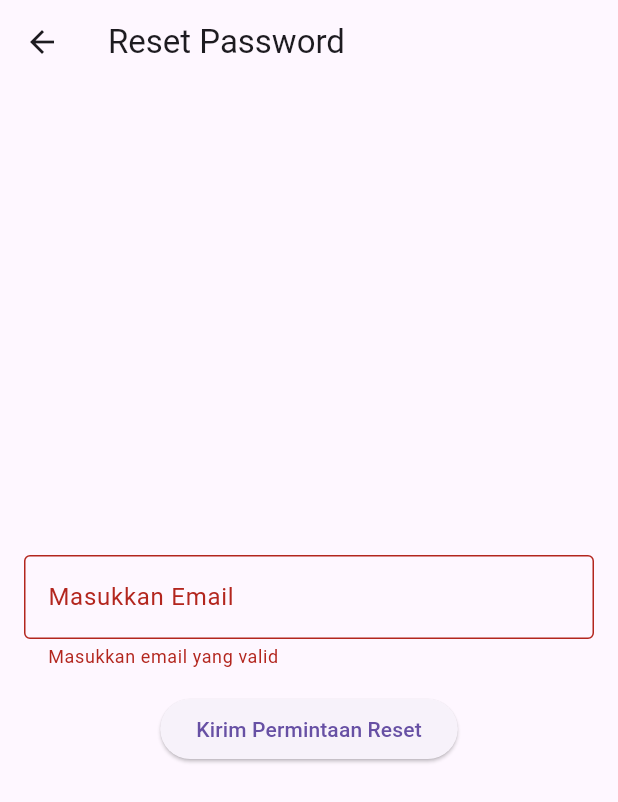
After one commit to menanocode/bmkg_failure, a Flutter app: the ResetPasswordScreen screen opened directly, after a tap on "Kirim Permintaan Reset", on a phone screen of 412 x 824 dp. The commit adds this screen. Shown: the top 802 px of the screen. Run offline on Flutter 3.47's test engine with Material 3 defaults, Android fonts, the phone set to English and light mode, and no system bars; our stand-ins replace just_audio, webview_flutter; network calls fail.

Commit message:
penambahan tampilan reset password

```diff
--- a/lib/screens/about_screen.dart
+++ b/lib/screens/about_screen.dart
@@ -30,7 +30,7 @@ class _AboutScreenState extends State<AboutScreen> {
   Future<void> fetchUserData() async {
     try {
       final response = await http.post(
-        Uri.parse('http://192.168.125.95/flutter_api/get_user.php'),
+        Uri.parse('http://10.0.2.2/flutter_api/get_user.php'),
         body: {
           'email': widget.userEmail,
           'password': widget.userPassword,
@@ -69,7 +69,7 @@ class _AboutScreenState extends State<AboutScreen> {
   Future<void> updateUserData() async {
     try {
       final response = await http.post(
-        Uri.parse('http://192.168.125.95/flutter_api/update_user.php'),
+        Uri.parse('http://10.0.2.2/flutter_api/update_user.php'),
         body: {
           'email': widget.userEmail,
           'nama': namaController.text,
@@ -115,7 +115,7 @@ class _AboutScreenState extends State<AboutScreen> {
   Future<void> deleteUserAccount() async {
     try {
       final response = await http.post(
-        Uri.parse('http://192.168.125.95/flutter_api/delete_user.php'),
+        Uri.parse('http://10.0.2.2/flutter_api/delete_user.php'),
         body: {
           'email': widget.userEmail,
         },
--- a/lib/screens/register_screen.dart
+++ b/lib/screens/register_screen.dart
@@ -20,7 +20,7 @@ class _RegisterScreenState extends State<RegisterScreen> {
       try {
         final response = await http.post(
           Uri.parse(
-              'http://192.168.125.95/flutter_api/user_api.php?action=register'), // Sesuaikan URL dan tambahkan 'action=register'
+              'http://10.0.2.2/flutter_api/user_api.php?action=register'), // Sesuaikan URL dan tambahkan 'action=register'
           body: {
             'nama':
                 _nameController.text, // Sesuaikan dengan PHP (`name` -> `nama`)
--- /dev/null
+++ b/lib/screens/resetpassword.dart
@@ -0,0 +1,122 @@
+import 'package:flutter/material.dart';
+import 'package:http/http.dart' as http;
+import 'dart:convert';
+
+class ResetPasswordScreen extends StatefulWidget {
+  @override
+  _ResetPasswordScreenState createState() => _ResetPasswordScreenState();
+}
+
+class _ResetPasswordScreenState extends State<ResetPasswordScreen> {
+  final TextEditingController _emailController = TextEditingController();
+  final _formKey = GlobalKey<FormState>();
+
+  // Fungsi untuk mengirim permintaan reset password
+  Future<void> _resetPassword() async {
+    String email = _emailController.text;
+
+    // Validasi form
+    if (_formKey.currentState!.validate()) {
+      try {
+        // Kirim permintaan reset password ke server
+        final response = await http.get(
+          Uri.parse(
+            'http://10.0.2.2/flutter_api/user_api.php?action=reset_password&email=$email',
+          ),
+        );
+
+        if (response.statusCode == 200) {
+          final responseData = jsonDecode(response.body);
+
+          // Jika berhasil
+          if (responseData['success'] == true) {
+            // Menampilkan dialog pop-up setelah permintaan berhasil
+            _showSuccessDialog();
+          } else {
+            // Jika gagal
+            ScaffoldMessenger.of(context).showSnackBar(
+              SnackBar(
+                  content:
+                      Text('Terjadi kesalahan: ${responseData['message']}')),
+            );
+          }
+        } else {
+          // Error server
+          ScaffoldMessenger.of(context).showSnackBar(
+            SnackBar(content: Text('Terjadi kesalahan pada server')),
+          );
+        }
+      } catch (e) {
+        // Error koneksi atau lainnya
+        ScaffoldMessenger.of(context).showSnackBar(
+          SnackBar(content: Text('Error: $e')),
+        );
+      }
+    }
+  }
+
+  // Fungsi untuk menampilkan dialog sukses
+  void _showSuccessDialog() {
+    showDialog(
+      context: context,
+      builder: (BuildContext context) {
+        return AlertDialog(
+          title: Text('Permintaan Reset Berhasil'),
+          content: Text(
+              'Permintaan telah diterima. Silakan cek email Anda untuk instruksi lebih lanjut.'),
+          actions: <Widget>[
+            TextButton(
+              onPressed: () {
+                Navigator.pop(context); // Menutup dialog
+                Navigator.pop(context); // Kembali ke halaman login
+              },
+              child: Text('OK'),
+            ),
+          ],
+        );
+      },
+    );
+  }
+
+  @override
+  Widget build(BuildContext context) {
+    return Scaffold(
+      appBar: AppBar(
+        title: Text('Reset Password'),
+      ),
+      body: Padding(
+        padding: const EdgeInsets.all(16.0),
+        child: Form(
+          key: _formKey,
+          child: Column(
+            mainAxisAlignment: MainAxisAlignment.center,
+            children: [
+              // Form input email
+              TextFormField(
+                controller: _emailController,
+                keyboardType: TextInputType.emailAddress,
+                decoration: InputDecoration(
+                  labelText: 'Masukkan Email',
+                  border: OutlineInputBorder(),
+                ),
+                validator: (value) {
+                  if (value == null || value.isEmpty) {
+                    return 'Masukkan email yang valid';
+                  }
+                  return null;
+                },
+              ),
+              SizedBox(height: 16.0),
+
+              // Tombol untuk mengirim permintaan reset password
+              ElevatedButton(
+                onPressed: _resetPassword,
+                child: Text('Kirim Permintaan Reset'),
+              ),
+            ],
+          ),
+        ),
+      ),
+    );
+  }
+}
```
Also changed, not shown: lib/screens/earthquake_screen.dart (+49 -61 lines), lib/screens/login_screen.dart (+14 -8 lines).
